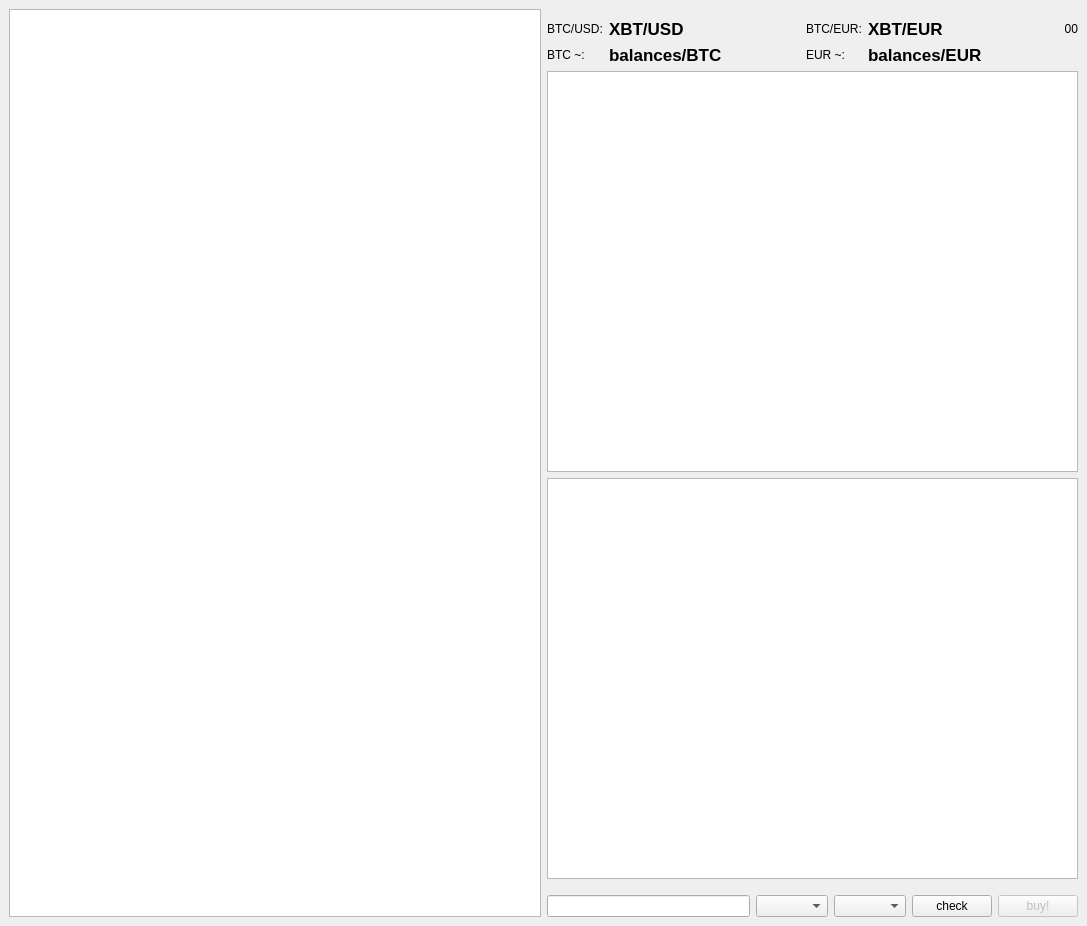
Qt form trader.ui (frans-fuerst/ticker) before a commit.
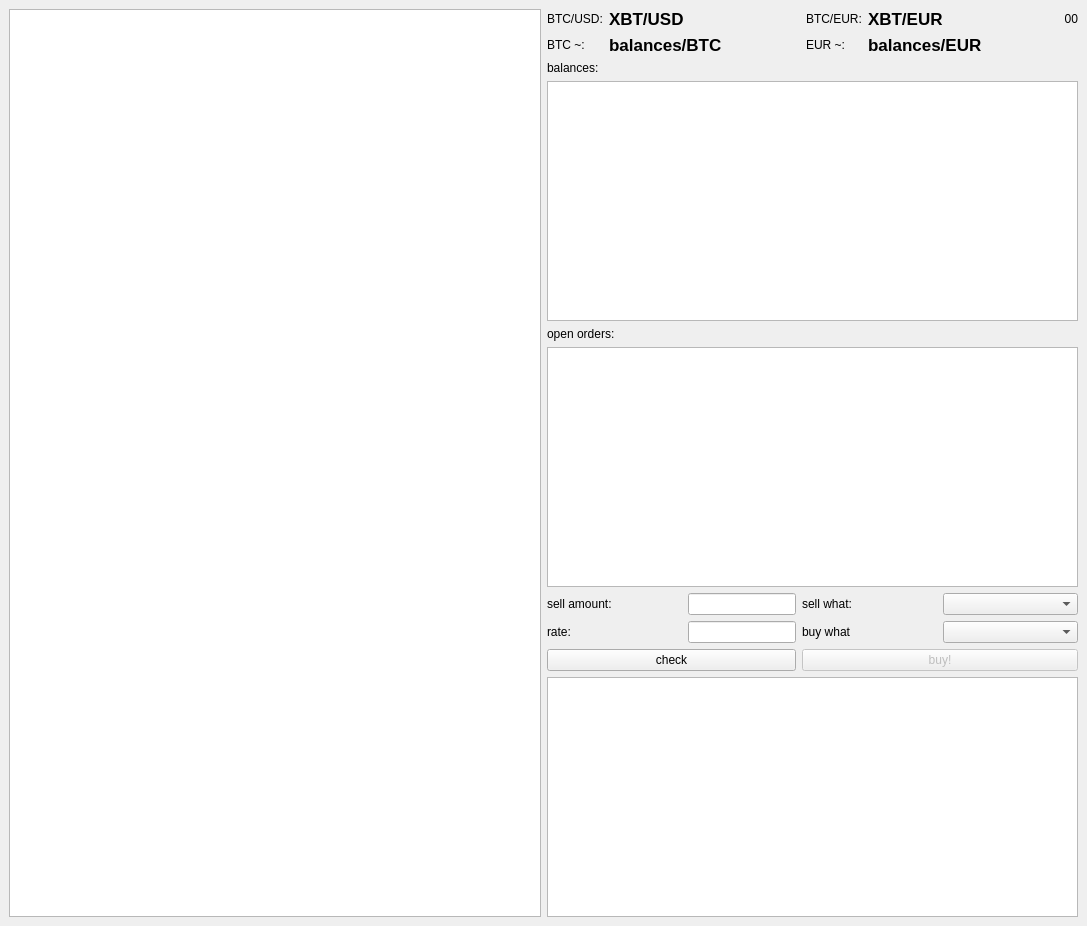
The same form after that commit.

Commit message: improve ui, add trade rate element and log list

Diff of the .ui file:
```diff
--- a/trader.ui
+++ b/trader.ui
@@ -25,9 +25,6 @@
       </item>
       <item>
        <layout class="QGridLayout" name="gridLayout">
-        <property name="topMargin">
-         <number>10</number>
-        </property>
         <item row="0" column="0">
          <widget class="QLabel" name="label">
           <property name="sizePolicy">
@@ -154,6 +151,13 @@
         </item>
        </layout>
       </item>
+      <item>
+       <widget class="QLabel" name="label_9">
+        <property name="text">
+         <string>balances:</string>
+        </property>
+       </widget>
+      </item>
       <item>
        <widget class="QListWidget" name="lst_balances">
         <property name="font">
@@ -163,31 +167,25 @@
         </property>
        </widget>
       </item>
+      <item>
+       <widget class="QLabel" name="label_10">
+        <property name="text">
+         <string>open orders:</string>
+        </property>
+       </widget>
+      </item>
       <item>
        <widget class="QListWidget" name="lst_orders"/>
       </item>
       <item>
-       <layout class="QHBoxLayout" name="horizontalLayout_3">
+       <layout class="QGridLayout" name="gridLayout_2">
         <property name="topMargin">
-         <number>10</number>
+         <number>0</number>
         </property>
-        <item>
-         <widget class="QLineEdit" name="le_trade_amount"/>
-        </item>
-        <item>
-         <widget class="QComboBox" name="cb_trade_curr_sell"/>
-        </item>
-        <item>
+        <item row="2" column="3">
          <widget class="QComboBox" name="cb_trade_curr_buy"/>
         </item>
-        <item>
-         <widget class="QPushButton" name="pb_check">
-          <property name="text">
-           <string>check</string>
-          </property>
-         </widget>
-        </item>
-        <item>
+        <item row="3" column="2" colspan="2">
          <widget class="QPushButton" name="pb_buy">
           <property name="enabled">
            <bool>false</bool>
@@ -197,8 +195,69 @@
           </property>
          </widget>
         </item>
+        <item row="1" column="1">
+         <widget class="QLineEdit" name="le_trade_amount">
+          <property name="sizePolicy">
+           <sizepolicy hsizetype="Maximum" vsizetype="Fixed">
+            <horstretch>0</horstretch>
+            <verstretch>0</verstretch>
+           </sizepolicy>
+          </property>
+         </widget>
+        </item>
+        <item row="2" column="1">
+         <widget class="QLineEdit" name="le_rate">
+          <property name="sizePolicy">
+           <sizepolicy hsizetype="Maximum" vsizetype="Fixed">
+            <horstretch>0</horstretch>
+            <verstretch>0</verstretch>
+           </sizepolicy>
+          </property>
+         </widget>
+        </item>
+        <item row="1" column="3">
+         <widget class="QComboBox" name="cb_trade_curr_sell"/>
+        </item>
+        <item row="1" column="2">
+         <widget class="QLabel" name="label_7">
+          <property name="text">
+           <string>sell what:</string>
+          </property>
+         </widget>
+        </item>
+        <item row="2" column="0">
+         <widget class="QLabel" name="label_6">
+          <property name="text">
+           <string>rate:</string>
+          </property>
+         </widget>
+        </item>
+        <item row="2" column="2">
+         <widget class="QLabel" name="label_8">
+          <property name="text">
+           <string>buy what</string>
+          </property>
+         </widget>
+        </item>
+        <item row="1" column="0">
+         <widget class="QLabel" name="label_5">
+          <property name="text">
+           <string>sell amount:</string>
+          </property>
+         </widget>
+        </item>
+        <item row="3" column="0" colspan="2">
+         <widget class="QPushButton" name="pb_check">
+          <property name="text">
+           <string>check</string>
+          </property>
+         </widget>
+        </item>
        </layout>
       </item>
+      <item>
+       <widget class="QListWidget" name="lst_log"/>
+      </item>
      </layout>
     </item>
    </layout>
```
Left out of the diff: 3 changed lines with no effect on the pictures.
